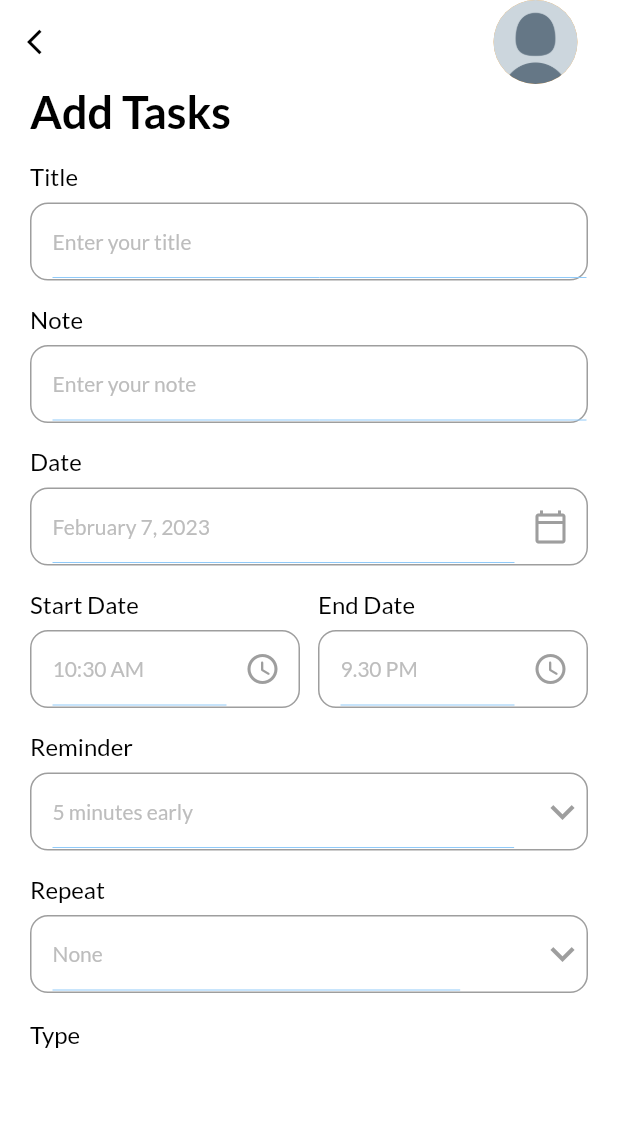
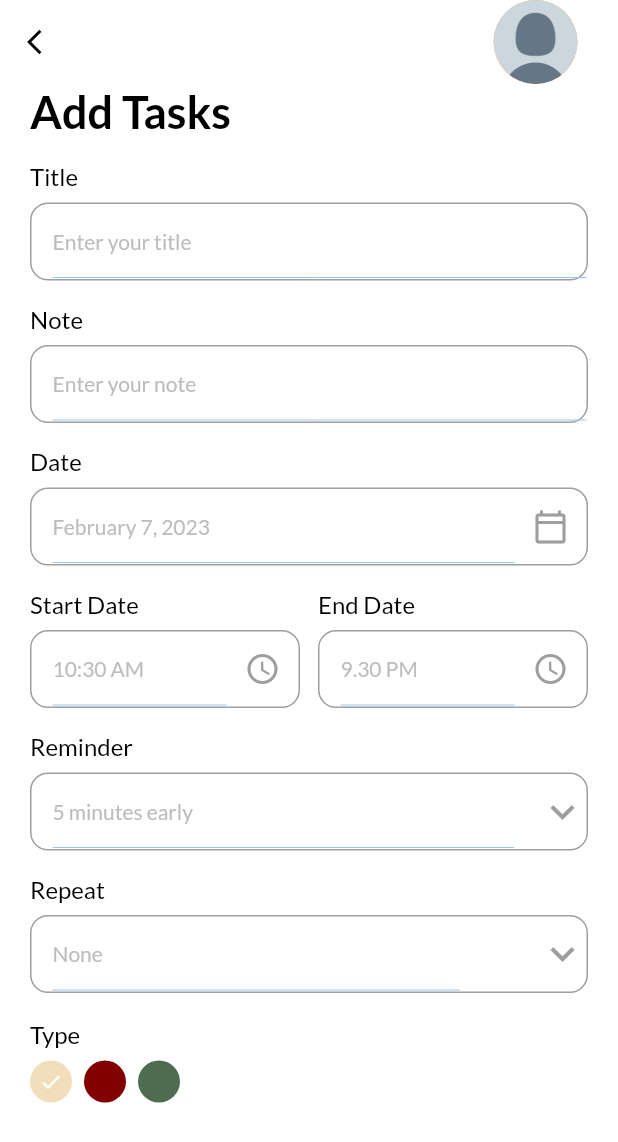
Before and after one commit to FilipeIglesias/papprototype, a Flutter app: the AddTaskPage screen opened directly, on a phone screen of 412 x 824 dp. Shown: the top 1142 px of the screen. Run offline on Flutter 3.47's test engine with Material 2 defaults, Android fonts, the light colour scheme and no system bars; our stand-ins replace date_picker_timeline, flutter_local_notifications, get, google_fonts.

Commit message:
Event Select

```diff
--- a/lib/ui/add_task_bar.dart
+++ b/lib/ui/add_task_bar.dart
@@ -165,6 +165,7 @@ class _AddTaskPageState extends State<AddTaskPage> {
               ),
               Row(
                 children: [
+                  //Event Select
                   Column(
                     crossAxisAlignment: CrossAxisAlignment.start,
                     children: [
@@ -179,7 +180,9 @@ class _AddTaskPageState extends State<AddTaskPage> {
                         children: List<Widget>.generate(3, (int index) {
                           return GestureDetector(
                             onTap: () {
-                              _selectedColor = index;
+                              setState(() {
+                                _selectedColor = index;
+                              });
                             },
                             child: Padding(
                               padding: const EdgeInsets.only(right: 8.0),
@@ -190,6 +193,8 @@ class _AddTaskPageState extends State<AddTaskPage> {
                                     : index == 1
                                         ? WorkClr
                                         : OtherClr,
+                                child: _selectedColor==index?Icon(Icons.done,
+                                    color: Colors.white, size: 16):Container(),
                               ),
                             ),
                           );
@@ -234,7 +239,7 @@ class _AddTaskPageState extends State<AddTaskPage> {
     );
   }
 
-  //Data
+  //Day
   _getDateFromUser() async {
     DateTime? _pickerDate = await showDatePicker(
       context: context,
@@ -252,7 +257,7 @@ class _AddTaskPageState extends State<AddTaskPage> {
       print("It´s null or something is wrong");
     }
   }
-
+  //Hour
   _getTimeFromUser({required bool isStartTime}) async {
     var pickedTime = await _showTimePicker();
     String _formatedTime = pickedTime.format(context);
--- a/lib/ui/theme.dart
+++ b/lib/ui/theme.dart
@@ -5,10 +5,9 @@ const Color bluishClr = Color(0xFF4e5ae8);
 const primaryClr = bluishClr;
 
 //Event colors
-const Color PersonalClr = Color(0x397006);
-const Color WorkClr = Color(0x700639);
-const Color OtherClr = Color(0x637006);
-
+const Color PersonalClr = Color.fromARGB(255, 242, 222, 186);
+const Color WorkClr = Color.fromARGB(255, 130, 0, 0);
+const Color OtherClr = Color.fromARGB(255, 78, 108, 80);
 
 TextStyle get subHeadingStyle {
   return GoogleFonts.lato(
```
